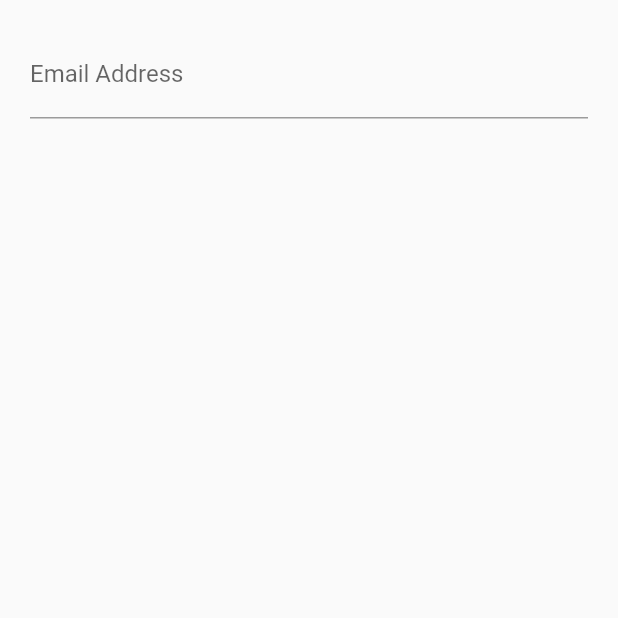
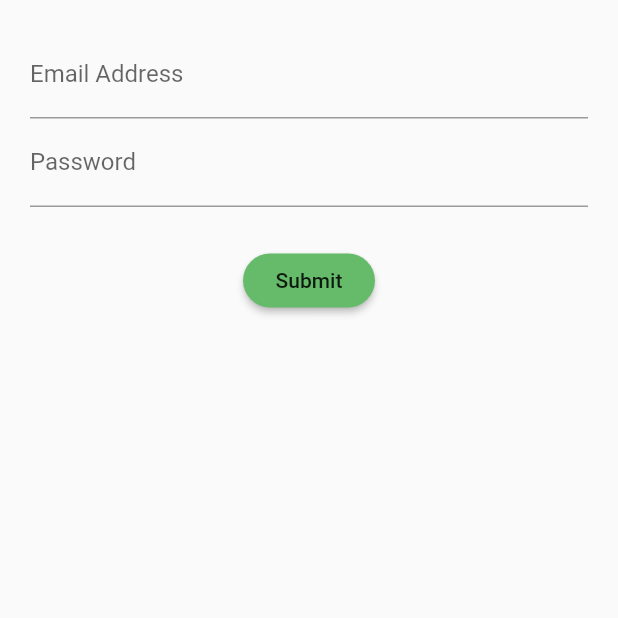
Before and after one commit to HeresJohnny5/flutterLogin-Stateful, a Flutter app: the screen it shows after launch, on a phone screen of 412 x 824 dp, the top half of it. Run offline on Flutter 3.47's test engine with Material 2 defaults, Android fonts, the phone set to English and light mode, and no system bars.

Commit message:
Create src and screens directories. Create login_screen file. Separate code logic into login_screen file.

```diff
--- a/lib/src/screens/login_screen.dart
+++ b/lib/src/screens/login_screen.dart
@@ -1,5 +1,6 @@
 import 'package:flutter/material.dart';
 
+// this creates the widget which is show on the screen of the device. This widget gets created and thrown away every time the application is rendered
 class LoginScreen extends StatefulWidget {
   @override
     State<StatefulWidget> createState() {
@@ -7,17 +8,21 @@ class LoginScreen extends StatefulWidget {
     }
 }
 
+// this creates the login data that is persisted to hold the values
 class _LoginScreenState extends State<LoginScreen> {
   @override
     Widget build(BuildContext context) {
       return Container(
         margin: EdgeInsets.all(20.0),
-        child: Form(
+        child: Form( // Form is a instance variable that behind the scenes also acts as a StatefulWidget
           child: Column(
             children: <Widget>[
               emailField(),
-              // passwordField(),
-              // submitButton(),
+              passwordField(),
+              SizedBox(
+                height: 25.0, // this will create a modular solution which will make any refactore more easy
+              ),
+              submitButton(),
             ],
           ),
         ),
@@ -30,15 +35,30 @@ class _LoginScreenState extends State<LoginScreen> {
           labelText: 'Email Address',
           hintText: 'you@example.com',
         ),
-        keyboardType: TextInputType.emailAddress,
+        keyboardType: TextInputType.emailAddress, // emailAddress is a constant of the TextFormField class
       );
     }
 
     Widget passwordField() {
-
+      return TextFormField(
+        decoration: InputDecoration(
+          labelText: 'Password',
+          hintText: 'Password',
+        ),
+        obscureText: true, // sets the password fields to bullet points
+      );
     }
 
     Widget submitButton() {
+      return RaisedButton(
+        child: Text('Submit'),
+        color: Colors.green[400],
+        shape: RoundedRectangleBorder(
+          borderRadius: BorderRadius.circular(30.0)
+        ),
+        onPressed: () {
 
+        },
+      );
     }
 }
```
